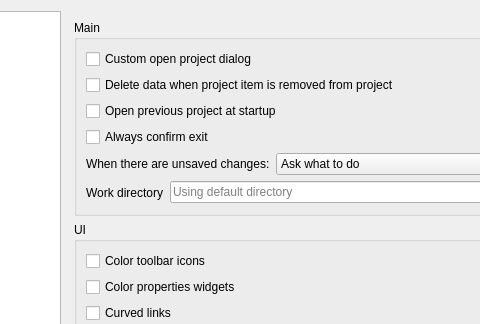
First picture: the form in spinetoolbox/ui/settings.ui, repository spine-tools/Spine-Toolbox, before the edit; both pictures show x 121 to 601 and y 0 to 324 of the 783 by 692 pixel window.
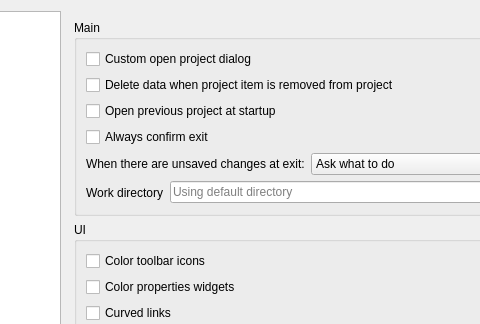
Second picture: the form after the edit. Icons and pictures are not drawn. Custom widgets are drawn as their Qt base class.

Diff of the .ui file:
```diff
--- a/spinetoolbox/ui/settings.ui
+++ b/spinetoolbox/ui/settings.ui
@@ -268,7 +268,7 @@
              <item row="0" column="0">
               <widget class="QLabel" name="label_2">
                <property name="text">
-                <string>When there are unsaved changes:</string>
+                <string>When there are unsaved changes at exit:</string>
                </property>
               </widget>
              </item>
```
